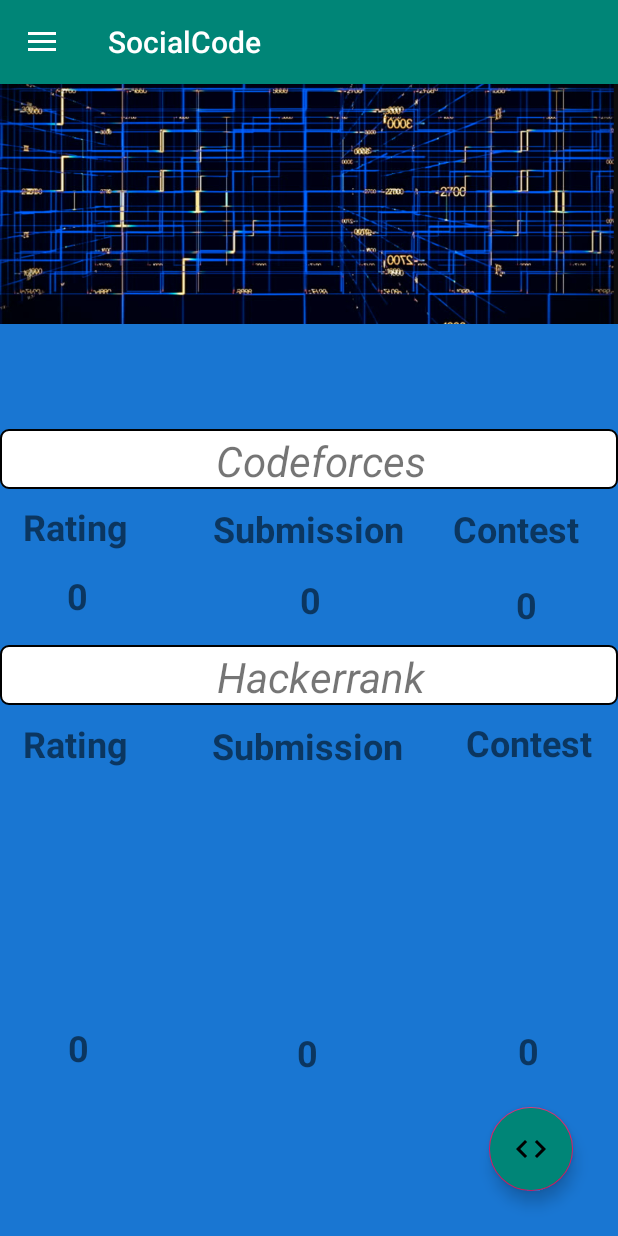
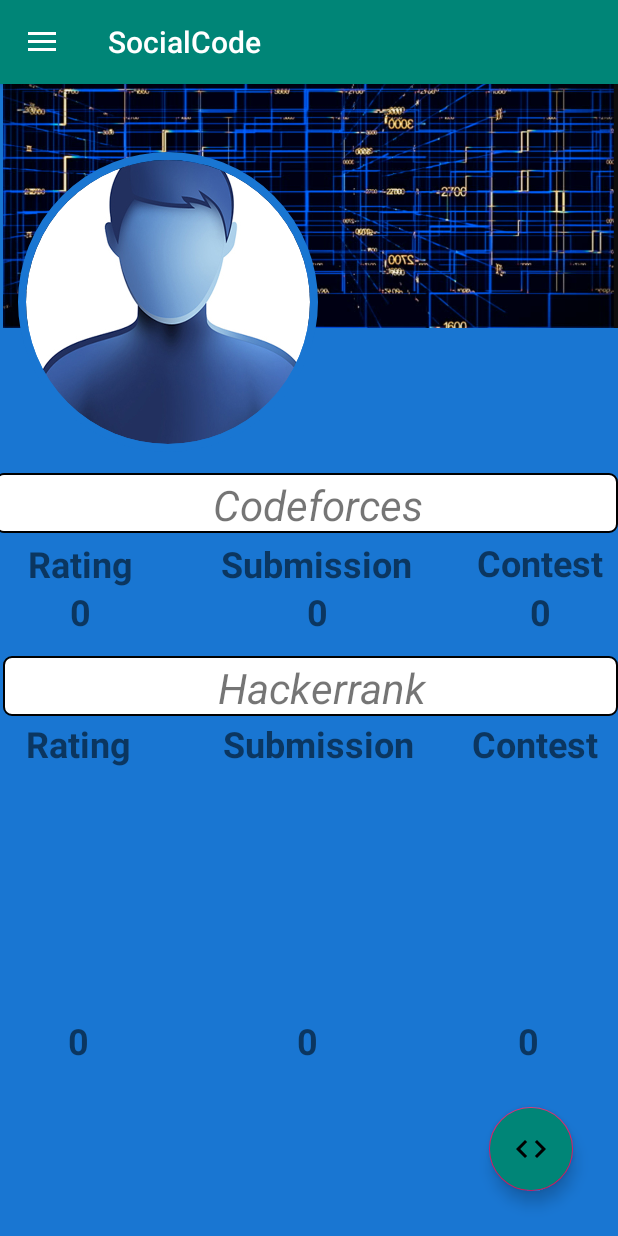
Before and after one commit to vasu2907/SocialCode, an Android app: the Profile screen opened directly, with no data from a screen before it, on a phone screen of 412 x 824 dp. Run offline under Robolectric (Android 15) with nearby library versions, the phone set to English and light mode, and no system bars; our stand-ins replace CircleImageView, Firebase (no records; nobody signed in at launch, a user with empty details on screens opened directly).

Commit message:
Circular ImageView

```diff
--- a/app/build.gradle
+++ b/app/build.gradle
@@ -26,7 +26,7 @@ dependencies {
     implementation 'com.android.support.constraint:constraint-layout:1.1.3'
     implementation 'com.google.firebase:firebase-auth:16.0.5'
     implementation 'com.google.firebase:firebase-database:16.0.4'
-
+    implementation 'de.hdodenhof:circleimageview:3.0.0'
     implementation 'com.google.firebase:firebase-storage:16.0.4'
     implementation 'com.github.bumptech.glide:glide:4.9.0'
     annotationProcessor 'com.github.bumptech.glide:compiler:4.9.0'
--- a/app/src/main/java/com/example/socialcode/Profile.java
+++ b/app/src/main/java/com/example/socialcode/Profile.java
@@ -63,6 +63,7 @@ public class Profile extends AppCompatActivity {
                 if(id == R.id.navigation_updateprofile)
                 {
                     Toast.makeText(getApplicationContext(),"Update Profile",Toast.LENGTH_LONG).show();
+                    startActivity( new Intent(getApplicationContext(),UpdateProfile.class));
                 }
                 else if(id == R.id.navigation_upcomingcontests)
                 {
--- a/app/src/main/res/layout/activity_profile.xml
+++ b/app/src/main/res/layout/activity_profile.xml
@@ -7,6 +7,7 @@
     android:layout_height="match_parent"
     android:orientation="vertical"
     android:id="@+id/profile_dl"
+    android:background="#1976d2"
     >
 
 
@@ -21,20 +22,29 @@
         </RelativeLayout>
         <RelativeLayout
             android:layout_width="match_parent"
-            android:layout_height="wrap_content"
+            android:layout_height="400dp"
             android:gravity="start"
             android:backgroundTint="#1976d2">
+
             <ImageView
                 android:layout_width="match_parent"
                 android:layout_height="175dp"
+                android:layout_alignParentStart="true"
+                android:layout_marginStart="2dp"
                 android:layout_marginTop="-10dp"
-                android:src="@drawable/coverpic"
-                />
-            <RelativeLayout
-                android:layout_width="match_parent"
-                android:layout_height="match_parent"
-                android:layout_marginTop="160dp"
-                android:background="#1976d2">
+                android:src="@drawable/coverpic" />
+
+            <de.hdodenhof.circleimageview.CircleImageView
+                android:layout_width="200dp"
+                android:layout_height="200dp"
+                android:layout_alignParentStart="true"
+                android:layout_alignParentTop="true"
+                android:layout_marginStart="12dp"
+                android:layout_marginTop="45dp"
+                app:civ_border_width="5dp"
+                app:civ_border_color="#1976d2"
+                android:src="@drawable/defaultpic" />
+
                 <android.support.design.widget.FloatingActionButton
                     android:layout_width="wrap_content"
                     android:layout_height="wrap_content"
@@ -47,41 +57,47 @@
                     />
 
             <TextView
+                android:id="@+id/profile_codeforces"
                 android:layout_width="match_parent"
                 android:layout_height="40dp"
-                    android:layout_centerHorizontal="true"
-                    android:layout_marginTop="70dp"
-                    android:id="@+id/profile_codeforces"
+                android:layout_alignParentStart="true"
+                android:layout_alignParentTop="true"
+                android:layout_marginStart="-3dp"
+                android:layout_marginTop="259dp"
                 android:background="@drawable/rounded_corner"
-                    android:textSize="28sp"
-                    android:textStyle="italic"
-                    android:text="Codeforces"
                 android:gravity="center"
                 android:paddingLeft="15dp"
                 android:paddingTop="2dp"
-                    />
+                android:text="Codeforces"
+                android:textSize="28sp"
+                android:textStyle="italic" />
 
             <TextView
+                android:id="@+id/profile_codeforces_rating"
                 android:layout_width="100dp"
                 android:layout_height="40dp"
-                    android:layout_marginTop="115dp"
+                android:layout_above="@+id/profile_codeforces_rating_num"
+                android:layout_alignStart="@+id/profile_codeforces_rating_num"
+                android:layout_marginStart="0dp"
+                android:layout_marginBottom="-340dp"
+                android:gravity="center"
                 android:text="Rating"
-                    android:id="@+id/profile_codeforces_rating"
-                    android:textStyle="bold"
-                    android:gravity="center"
-                    android:textSize="24sp"/>
+                android:textSize="24sp"
+                android:textStyle="bold" />
 
             <TextView
                 android:id="@+id/profile_codeforces_submission"
                 android:layout_width="130dp"
                 android:layout_height="40dp"
+                android:layout_above="@+id/profile_codeforces_contest_num"
                 android:layout_alignParentEnd="true"
-                    android:layout_marginTop="120dp"
-                    android:layout_marginEnd="140dp"
+                android:layout_marginLeft="145dp"
+                android:layout_marginEnd="136dp"
+                android:layout_marginBottom="-340dp"
+                android:text="Submission"
+                android:gravity="center"
                 android:textSize="24sp"
-                    android:layout_marginLeft="120dp"
-                    android:textStyle="bold"
-                    android:text="Submission" />
+                android:textStyle="bold" />
 
             <TextView
                 android:id="@+id/profile_codeforces_contest"
@@ -89,11 +105,13 @@
                 android:layout_height="40dp"
                 android:layout_alignParentTop="true"
                 android:layout_alignParentEnd="true"
-                    android:layout_marginTop="120dp"
-                    android:layout_marginEnd="10dp"
+                android:layout_marginTop="299dp"
+                android:layout_marginEnd="2dp"
+                android:layout_marginBottom="-340dp"
+                android:gravity="center"
                 android:text="Contest"
-                    android:textStyle="bold"
-                    android:textSize="24sp"/>
+                android:textSize="24sp"
+                android:textStyle="bold" />
 
             <TextView
                 android:id="@+id/profile_codeforces_rating_num"
@@ -101,8 +119,8 @@
                 android:layout_height="40dp"
                 android:layout_alignParentStart="true"
                 android:layout_alignParentTop="true"
-                    android:layout_marginStart="1dp"
-                    android:layout_marginTop="161dp"
+                android:layout_marginStart="3dp"
+                android:layout_marginTop="332dp"
                 android:gravity="center"
                 android:text="0"
                 android:textSize="24sp"
@@ -114,8 +132,9 @@
                 android:layout_height="40dp"
                 android:layout_alignParentTop="true"
                 android:layout_alignParentEnd="true"
-                    android:layout_marginTop="164dp"
-                    android:layout_marginEnd="140dp"
+                android:layout_marginStart="3dp"
+                android:layout_marginTop="332dp"
+                android:layout_marginEnd="135dp"
                 android:gravity="center"
                 android:text="0"
                 android:textSize="24sp"
@@ -127,19 +146,22 @@
                 android:layout_height="40dp"
                 android:layout_alignParentTop="true"
                 android:layout_alignParentEnd="true"
-                    android:layout_marginTop="167dp"
-                    android:layout_marginEnd="11dp"
+                android:layout_marginStart="3dp"
+                android:layout_marginTop="332dp"
+                android:layout_marginEnd="2dp"
                 android:gravity="center"
                 android:text="0"
                 android:textSize="24sp"
                 android:textStyle="bold" />
 
             <TextView
+                android:id="@+id/profile_hackerrank"
                 android:layout_width="match_parent"
                 android:layout_height="40dp"
-                    android:id="@+id/profile_hackerrank"
+                android:layout_alignParentStart="true"
                 android:layout_alignParentTop="true"
-                    android:layout_marginTop="214dp"
+                android:layout_marginStart="2dp"
+                android:layout_marginTop="381dp"
                 android:background="@drawable/rounded_corner"
                 android:gravity="center"
                 android:paddingLeft="15dp"
@@ -154,8 +176,8 @@
                 android:layout_height="40dp"
                 android:layout_alignParentStart="true"
                 android:layout_alignParentTop="true"
-                    android:layout_marginStart="0dp"
-                    android:layout_marginTop="260dp"
+                android:layout_marginStart="2dp"
+                android:layout_marginTop="420dp"
                 android:gravity="center"
                 android:text="Rating"
                 android:textSize="24sp"
@@ -167,8 +189,8 @@
                 android:layout_height="40dp"
                 android:layout_alignParentStart="true"
                 android:layout_alignParentTop="true"
-                    android:layout_marginStart="140dp"
-                    android:layout_marginTop="261dp"
+                android:layout_marginStart="147dp"
+                android:layout_marginTop="420dp"
                 android:gravity="center"
                 android:text="Submission"
                 android:textSize="24sp"
@@ -180,8 +202,8 @@
                 android:layout_height="40dp"
                 android:layout_alignParentTop="true"
                 android:layout_alignParentEnd="true"
-                    android:layout_marginTop="259dp"
-                    android:layout_marginEnd="9dp"
+                android:layout_marginTop="420dp"
+                android:layout_marginEnd="5dp"
                 android:gravity="center"
                 android:text="Contest"
                 android:textSize="24sp"
@@ -194,7 +216,7 @@
                     android:layout_alignParentStart="true"
                     android:layout_alignParentBottom="true"
                     android:layout_marginStart="2dp"
-                    android:layout_marginBottom="105dp"
+                    android:layout_marginBottom="110dp"
                     android:gravity="center"
                     android:text="0"
                     android:textSize="24sp"
@@ -207,7 +229,7 @@
                     android:layout_alignParentStart="true"
                     android:layout_alignParentBottom="true"
                     android:layout_marginStart="140dp"
-                    android:layout_marginBottom="102dp"
+                    android:layout_marginBottom="110dp"
                     android:gravity="center"
                     android:text="0"
                     android:textSize="24sp"
@@ -220,14 +242,13 @@
                     android:layout_alignParentEnd="true"
                     android:layout_alignParentBottom="true"
                     android:layout_marginEnd="10dp"
-                    android:layout_marginBottom="103dp"
+                    android:layout_marginBottom="110dp"
                     android:gravity="center"
                     android:text="0"
                     android:textSize="24sp"
                     android:textStyle="bold" />
 
 
-            </RelativeLayout>
 
         </RelativeLayout>
     <android.support.design.widget.NavigationView
--- a/app/src/main/res/layout/activity_update_profile.xml
+++ b/app/src/main/res/layout/activity_update_profile.xml
@@ -17,6 +17,11 @@
         android:layout_marginTop="19dp"
 
         app:srcCompat="@drawable/updateprofile" />
+
+
+
+
+
 
     <Button
         android:id="@+id/updateprofile_save"
```
Lines whose indentation alone changed are shown as unchanged.
